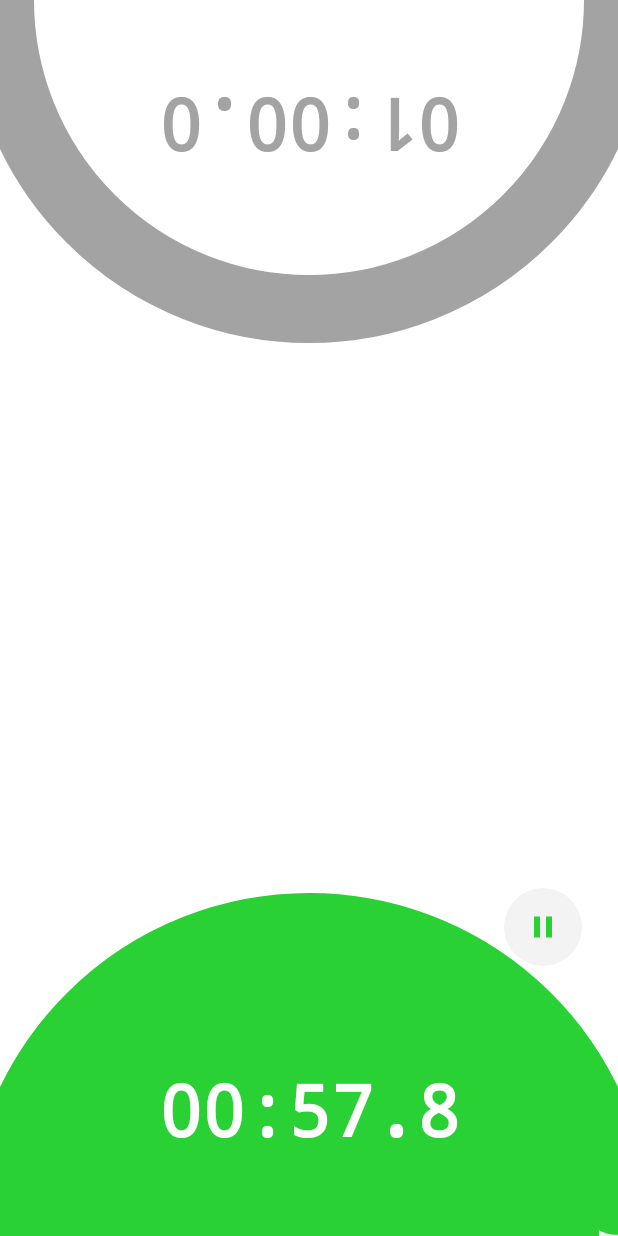
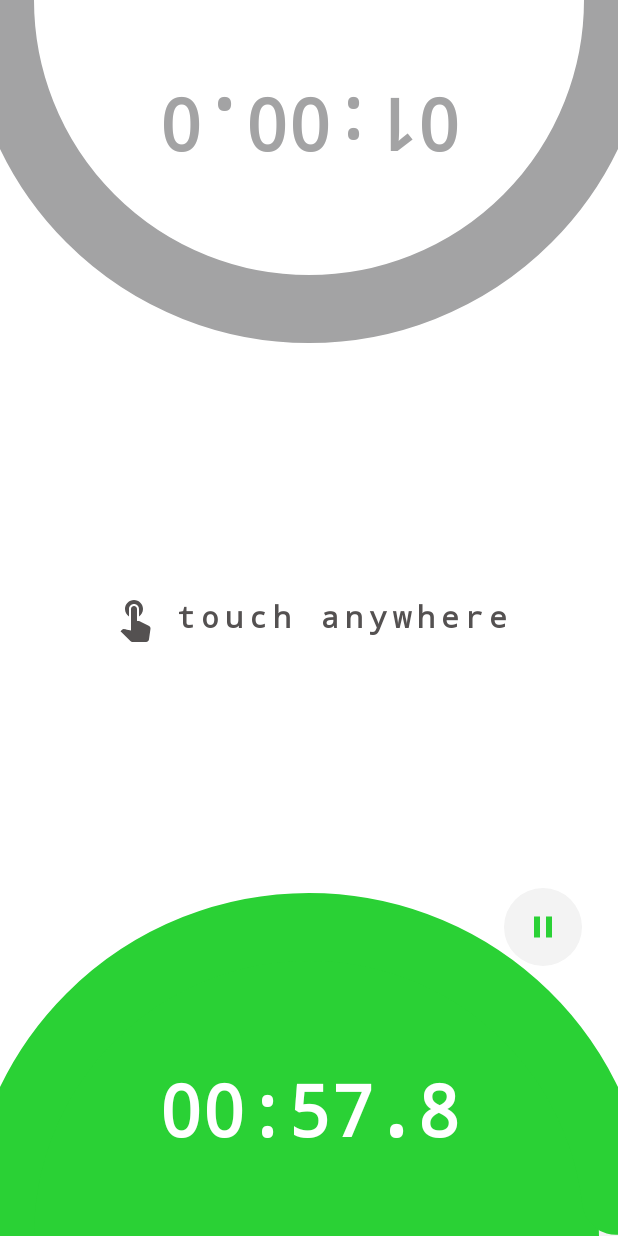
Before and after one commit to timlam9/KingsClock, an Android app built with Jetpack Compose: the screen it shows after launch (MainActivity), after a tap on "start", on a phone screen of 412 x 824 dp. Run offline under Robolectric (Android 15) with nearby library versions, the phone set to English and light mode, and no system bars.

Commit message:
Add touch anywhere indicator

```diff
--- a/app/src/main/java/com/lamti/kingsclock/ui/screens/ClockScreen.kt
+++ b/app/src/main/java/com/lamti/kingsclock/ui/screens/ClockScreen.kt
@@ -8,13 +8,19 @@ import androidx.compose.animation.core.FastOutSlowInEasing
 import androidx.compose.animation.core.animateDpAsState
 import androidx.compose.animation.core.animateFloatAsState
 import androidx.compose.animation.core.tween
+import androidx.compose.foundation.layout.Arrangement
 import androidx.compose.foundation.layout.Box
 import androidx.compose.foundation.layout.Column
+import androidx.compose.foundation.layout.Row
 import androidx.compose.foundation.layout.Spacer
 import androidx.compose.foundation.layout.fillMaxSize
+import androidx.compose.foundation.layout.fillMaxWidth
 import androidx.compose.foundation.layout.offset
+import androidx.compose.foundation.layout.padding
 import androidx.compose.foundation.layout.size
+import androidx.compose.material.Icon
 import androidx.compose.material.MaterialTheme
+import androidx.compose.material.Text
 import androidx.compose.runtime.Composable
 import androidx.compose.runtime.LaunchedEffect
 import androidx.compose.runtime.getValue
@@ -24,12 +30,18 @@ import androidx.compose.runtime.saveable.rememberSaveable
 import androidx.compose.runtime.setValue
 import androidx.compose.ui.Alignment
 import androidx.compose.ui.Modifier
+import androidx.compose.ui.draw.rotate
 import androidx.compose.ui.draw.scale
 import androidx.compose.ui.platform.LocalConfiguration
 import androidx.compose.ui.platform.LocalContext
+import androidx.compose.ui.res.painterResource
+import androidx.compose.ui.text.font.FontFamily
+import androidx.compose.ui.text.font.FontWeight
+import androidx.compose.ui.text.style.TextAlign
 import androidx.compose.ui.tooling.preview.Preview
 import androidx.compose.ui.unit.Dp
 import androidx.compose.ui.unit.dp
+import androidx.compose.ui.unit.sp
 import com.lamti.kingsclock.R
 import com.lamti.kingsclock.ui.composables.basic.AnimatedCircle
 import com.lamti.kingsclock.ui.composables.basic.OutlineIcon
@@ -68,6 +80,10 @@ fun ClockScreen(chessClock: ChessClock, onSettingsClicked: () -> Unit) {
     var showWhitesClock by rememberSaveable { mutableStateOf(false) }
     var showRestartButton by rememberSaveable { mutableStateOf(false) }
     var showCloseButton by rememberSaveable { mutableStateOf(false) }
+
+    var showTouchIndicator by rememberSaveable { mutableStateOf(false) }
+    var rotateTouchIndicator by rememberSaveable { mutableStateOf(false) }
+    val touchIndicatorRotateValue by animateFloatAsState(if (rotateTouchIndicator) 180f else 0f)
 
     val playButtonScale by animateFloatAsState(if (showPauseWidgets) 1f else 0f)
     var playButtonText by remember { mutableStateOf(START) }
@@ -132,6 +148,8 @@ fun ClockScreen(chessClock: ChessClock, onSettingsClicked: () -> Unit) {
                 showRestartButton = false
                 showCloseButton = false
                 showMenuCloseIcon = false
+                showTouchIndicator = false
+                rotateTouchIndicator = false
             }
             ClockState.Started -> {
                 showPauseWidgets = false
@@ -140,6 +158,7 @@ fun ClockScreen(chessClock: ChessClock, onSettingsClicked: () -> Unit) {
                 showRestartButton = false
                 showCloseButton = false
                 showMenuCloseIcon = false
+                if (!rotateTouchIndicator) showTouchIndicator = true
             }
             ClockState.Paused -> {
                 playButtonText = RESUME
@@ -149,6 +168,7 @@ fun ClockScreen(chessClock: ChessClock, onSettingsClicked: () -> Unit) {
                 showRestartButton = false
                 showCloseButton = false
                 showMenuCloseIcon = true
+                showTouchIndicator = false
             }
             ClockState.Finished -> {
                 showPauseWidgets = false
@@ -157,6 +177,7 @@ fun ClockScreen(chessClock: ChessClock, onSettingsClicked: () -> Unit) {
                 showRestartButton = true
                 showCloseButton = true
                 showMenuCloseIcon = false
+                showTouchIndicator = false
             }
         }
     }
@@ -178,7 +199,13 @@ fun ClockScreen(chessClock: ChessClock, onSettingsClicked: () -> Unit) {
         showWhitesClock = showWhitesClock,
         showRestartButton = showRestartButton,
         showCloseButton = showCloseButton,
-        onBackgroundClicked = { turn = turn.changeClock() },
+        showTutorial = showTouchIndicator,
+        touchIndicatorRotateValue = touchIndicatorRotateValue,
+        onBackgroundClicked = {
+            if (rotateTouchIndicator) showTouchIndicator = false
+            rotateTouchIndicator = true
+            turn = turn.changeClock()
+        },
         onStartButtonClicked = { clockState = ClockState.Started },
         onPauseButtonClicked = { clockState = ClockState.Paused },
         onBlacksTimerFinished = { clockState = ClockState.Finished },
@@ -213,6 +240,8 @@ private fun ClockScreen(
     showWhitesClock: Boolean,
     showRestartButton: Boolean,
     showCloseButton: Boolean,
+    showTutorial: Boolean,
+    touchIndicatorRotateValue: Float,
     onBackgroundClicked: () -> Unit,
     onStartButtonClicked: () -> Unit,
     onPauseButtonClicked: () -> Unit,
@@ -271,6 +300,34 @@ private fun ClockScreen(
         modifier = Modifier.fillMaxSize(),
         contentAlignment = Alignment.Center
     ) {
+        AnimatedVisibility(visible = showTutorial) {
+            Row(
+                modifier = Modifier.fillMaxWidth(),
+                verticalAlignment = Alignment.CenterVertically,
+                horizontalArrangement = Arrangement.Center
+            ) {
+                Icon(
+                    modifier = Modifier
+                        .padding(end = 12.dp)
+                        .size(32.dp)
+                        .rotate(touchIndicatorRotateValue),
+                    painter = painterResource(id = R.drawable.ic_touch),
+                    contentDescription = "Rounded Image Button",
+                    tint = MaterialTheme.colors.onSecondary
+                )
+                Text(
+                    modifier = Modifier.rotate(-touchIndicatorRotateValue),
+                    text = "touch anywhere",
+                    style = MaterialTheme.typography.h6.copy(
+                        color = MaterialTheme.colors.onSecondary,
+                        fontWeight = FontWeight.ExtraBold,
+                        fontFamily = FontFamily.Monospace,
+                        letterSpacing = 4.sp,
+                        textAlign = TextAlign.Center,
+                    )
+                )
+            }
+        }
         if (clockState == ClockState.Started) {
             AnimatedCircle(
                 turn = turn,
--- /dev/null
+++ b/app/src/main/res/drawable/ic_touch.xml
@@ -0,0 +1,10 @@
+<vector xmlns:android="http://schemas.android.com/apk/res/android"
+    android:width="24dp"
+    android:height="24dp"
+    android:tint="#000000"
+    android:viewportWidth="24"
+    android:viewportHeight="24">
+    <path
+        android:fillColor="@android:color/white"
+        android:pathData="M9,11.24V7.5C9,6.12 10.12,5 11.5,5S14,6.12 14,7.5v3.74c1.21,-0.81 2,-2.18 2,-3.74C16,5.01 13.99,3 11.5,3S7,5.01 7,7.5C7,9.06 7.79,10.43 9,11.24zM18.84,15.87l-4.54,-2.26c-0.17,-0.07 -0.35,-0.11 -0.54,-0.11H13v-6C13,6.67 12.33,6 11.5,6S10,6.67 10,7.5v10.74c-3.6,-0.76 -3.54,-0.75 -3.67,-0.75c-0.31,0 -0.59,0.13 -0.79,0.33l-0.79,0.8l4.94,4.94C9.96,23.83 10.34,24 10.75,24h6.79c0.75,0 1.33,-0.55 1.44,-1.28l0.75,-5.27c0.01,-0.07 0.02,-0.14 0.02,-0.2C19.75,16.63 19.37,16.09 18.84,15.87z" />
+</vector>
```
